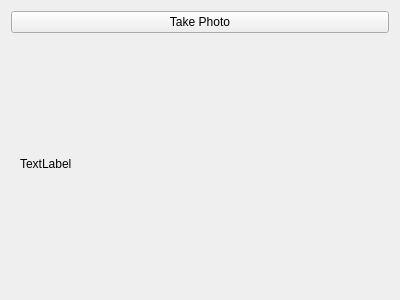
FranciscoGauna/Microscopy-Program, file View/frontend/UI/camera_button.ui: the form before one commit.
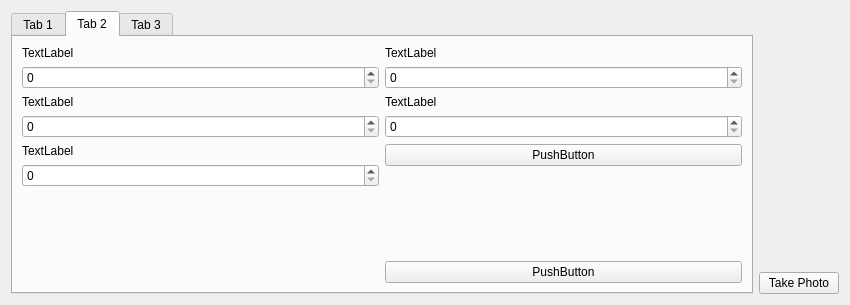
The form after the commit.

```diff
--- a/View/frontend/UI/camera_button.ui
+++ b/View/frontend/UI/camera_button.ui
@@ -6,8 +6,8 @@
    <rect>
     <x>0</x>
     <y>0</y>
-    <width>400</width>
-    <height>300</height>
+    <width>850</width>
+    <height>305</height>
    </rect>
   </property>
   <property name="windowTitle">
@@ -15,26 +15,349 @@
   </property>
   <layout class="QGridLayout" name="gridLayout">
    <item row="0" column="0">
-    <layout class="QVBoxLayout" name="verticalLayout">
+    <layout class="QHBoxLayout" name="main_layout">
      <item>
-      <widget class="QPushButton" name="snap_button">
-       <property name="text">
-        <string>Take Photo</string>
-       </property>
-      </widget>
+      <layout class="QVBoxLayout" name="sweep_layout">
+       <item>
+        <widget class="QTabWidget" name="draw_tabs">
+         <property name="currentIndex">
+          <number>1</number>
+         </property>
+         <widget class="QWidget" name="point_tab">
+          <attribute name="title">
+           <string>Tab 1</string>
+          </attribute>
+          <layout class="QGridLayout" name="gridLayout_3">
+           <item row="0" column="0">
+            <layout class="QVBoxLayout" name="left_point_pane">
+             <item>
+              <widget class="QLabel" name="x_point_label">
+               <property name="text">
+                <string>TextLabel</string>
+               </property>
+              </widget>
+             </item>
+             <item>
+              <widget class="QSpinBox" name="x_point_input">
+               <property name="maximum">
+                <number>10000</number>
+               </property>
+              </widget>
+             </item>
+             <item>
+              <spacer name="verticalSpacer">
+               <property name="orientation">
+                <enum>Qt::Vertical</enum>
+               </property>
+               <property name="sizeHint" stdset="0">
+                <size>
+                 <width>20</width>
+                 <height>40</height>
+                </size>
+               </property>
+              </spacer>
+             </item>
+            </layout>
+           </item>
+           <item row="0" column="1">
+            <layout class="QVBoxLayout" name="right_point_pane">
+             <item>
+              <widget class="QLabel" name="y_point_label">
+               <property name="text">
+                <string>TextLabel</string>
+               </property>
+              </widget>
+             </item>
+             <item>
+              <widget class="QSpinBox" name="y_point_input">
+               <property name="maximum">
+                <number>10000</number>
+               </property>
+              </widget>
+             </item>
+             <item>
+              <widget class="QPushButton" name="draw_point_button">
+               <property name="text">
+                <string>PushButton</string>
+               </property>
+              </widget>
+             </item>
+             <item>
+              <spacer name="verticalSpacer_2">
+               <property name="orientation">
+                <enum>Qt::Vertical</enum>
+               </property>
+               <property name="sizeHint" stdset="0">
+                <size>
+                 <width>20</width>
+                 <height>40</height>
+                </size>
+               </property>
+              </spacer>
+             </item>
+             <item>
+              <widget class="QPushButton" name="add_point_button">
+               <property name="text">
+                <string>PushButton</string>
+               </property>
+              </widget>
+             </item>
+            </layout>
+           </item>
+          </layout>
+         </widget>
+         <widget class="QWidget" name="line_tab">
+          <attribute name="title">
+           <string>Tab 2</string>
+          </attribute>
+          <layout class="QGridLayout" name="gridLayout_4">
+           <item row="0" column="0">
+            <layout class="QVBoxLayout" name="left_line_pane">
+             <item>
+              <widget class="QLabel" name="x_start_line_label">
+               <property name="text">
+                <string>TextLabel</string>
+               </property>
+              </widget>
+             </item>
+             <item>
+              <widget class="QSpinBox" name="x_start_line_input">
+               <property name="maximum">
+                <number>10000</number>
+               </property>
+              </widget>
+             </item>
+             <item>
+              <widget class="QLabel" name="x_end_line_label">
+               <property name="text">
+                <string>TextLabel</string>
+               </property>
+              </widget>
+             </item>
+             <item>
+              <widget class="QSpinBox" name="x_end_line_input">
+               <property name="maximum">
+                <number>10000</number>
+               </property>
+              </widget>
+             </item>
+             <item>
+              <widget class="QLabel" name="lines_steps_label">
+               <property name="text">
+                <string>TextLabel</string>
+               </property>
+              </widget>
+             </item>
+             <item>
+              <widget class="QSpinBox" name="lines_steps_input"/>
+             </item>
+             <item>
+              <spacer name="verticalSpacer_3">
+               <property name="orientation">
+                <enum>Qt::Vertical</enum>
+               </property>
+               <property name="sizeHint" stdset="0">
+                <size>
+                 <width>20</width>
+                 <height>40</height>
+                </size>
+               </property>
+              </spacer>
+             </item>
+            </layout>
+           </item>
+           <item row="0" column="1">
+            <layout class="QVBoxLayout" name="right_line_pane">
+             <item>
+              <widget class="QLabel" name="y_start_line_label">
+               <property name="text">
+                <string>TextLabel</string>
+               </property>
+              </widget>
+             </item>
+             <item>
+              <widget class="QSpinBox" name="y_start_line_input">
+               <property name="maximum">
+                <number>10000</number>
+               </property>
+              </widget>
+             </item>
+             <item>
+              <widget class="QLabel" name="y_end_line_label">
+               <property name="text">
+                <string>TextLabel</string>
+               </property>
+              </widget>
+             </item>
+             <item>
+              <widget class="QSpinBox" name="y_end_line_input">
+               <property name="maximum">
+                <number>10000</number>
+               </property>
+              </widget>
+             </item>
+             <item>
+              <widget class="QPushButton" name="draw_line_button">
+               <property name="text">
+                <string>PushButton</string>
+               </property>
+              </widget>
+             </item>
+             <item>
+              <spacer name="verticalSpacer_4">
+               <property name="orientation">
+                <enum>Qt::Vertical</enum>
+               </property>
+               <property name="sizeHint" stdset="0">
+                <size>
+                 <width>20</width>
+                 <height>40</height>
+                </size>
+               </property>
+              </spacer>
+             </item>
+             <item>
+              <widget class="QPushButton" name="add_line_button">
+               <property name="text">
+                <string>PushButton</string>
+               </property>
+              </widget>
+             </item>
+            </layout>
+           </item>
+          </layout>
+         </widget>
+         <widget class="QWidget" name="rectangle_tab">
+          <attribute name="title">
+           <string>Tab 3</string>
+          </attribute>
+          <layout class="QGridLayout" name="gridLayout_2">
+           <item row="0" column="0">
+            <layout class="QVBoxLayout" name="left_rect_pane">
+             <item>
+              <widget class="QLabel" name="x_start_rect_label">
+               <property name="text">
+                <string>TextLabel</string>
+               </property>
+              </widget>
+             </item>
+             <item>
+              <widget class="QSpinBox" name="x_start_rect_input">
+               <property name="maximum">
+                <number>10000</number>
+               </property>
+              </widget>
+             </item>
+             <item>
+              <widget class="QLabel" name="x_end_rect_label">
+               <property name="text">
+                <string>TextLabel</string>
+               </property>
+              </widget>
+             </item>
+             <item>
+              <widget class="QSpinBox" name="x_end_rect_input">
+               <property name="maximum">
+                <number>10000</number>
+               </property>
+              </widget>
+             </item>
+             <item>
+              <spacer name="verticalSpacer_5">
+               <property name="orientation">
+                <enum>Qt::Vertical</enum>
+               </property>
+               <property name="sizeHint" stdset="0">
+                <size>
+                 <width>20</width>
+                 <height>40</height>
+                </size>
+               </property>
+              </spacer>
+             </item>
+            </layout>
+           </item>
+           <item row="0" column="1">
+            <layout class="QVBoxLayout" name="right_rect_pane">
+             <item>
+              <widget class="QLabel" name="y_start_rect_label">
+               <property name="text">
+                <string>TextLabel</string>
+               </property>
+              </widget>
+             </item>
+             <item>
+              <widget class="QSpinBox" name="y_start_rect_input">
+               <property name="maximum">
+                <number>10000</number>
+               </property>
+              </widget>
+             </item>
+             <item>
+              <widget class="QLabel" name="y_end_rect_label">
+               <property name="text">
+                <string>TextLabel</string>
+               </property>
+              </widget>
+             </item>
+             <item>
+              <widget class="QSpinBox" name="y_end_rect_input">
+               <property name="maximum">
+                <number>10000</number>
+               </property>
+              </widget>
+             </item>
+             <item>
+              <widget class="QPushButton" name="draw_rect_button">
+               <property name="text">
+                <string>PushButton</string>
+               </property>
+              </widget>
+             </item>
+             <item>
+              <spacer name="verticalSpacer_6">
+               <property name="orientation">
+                <enum>Qt::Vertical</enum>
+               </property>
+               <property name="sizeHint" stdset="0">
+                <size>
+                 <width>20</width>
+                 <height>40</height>
+                </size>
+               </property>
+              </spacer>
+             </item>
+            </layout>
+           </item>
+          </layout>
+         </widget>
+        </widget>
+       </item>
+      </layout>
      </item>
      <item>
-      <widget class="QWidget" name="widget" native="true">
-       <layout class="QGridLayout" name="gridLayout_2">
-        <item row="0" column="0">
-         <widget class="QLabel" name="image_label">
-          <property name="text">
-           <string>TextLabel</string>
-          </property>
-         </widget>
-        </item>
-       </layout>
-      </widget>
+      <layout class="QVBoxLayout" name="camera_layout">
+       <item>
+        <spacer name="verticalSpacer_7">
+         <property name="orientation">
+          <enum>Qt::Vertical</enum>
+         </property>
+         <property name="sizeHint" stdset="0">
+          <size>
+           <width>20</width>
+           <height>0</height>
+          </size>
+         </property>
+        </spacer>
+       </item>
+       <item>
+        <widget class="QPushButton" name="snap_button">
+         <property name="text">
+          <string>Take Photo</string>
+         </property>
+        </widget>
+       </item>
+      </layout>
      </item>
     </layout>
    </item>
```
